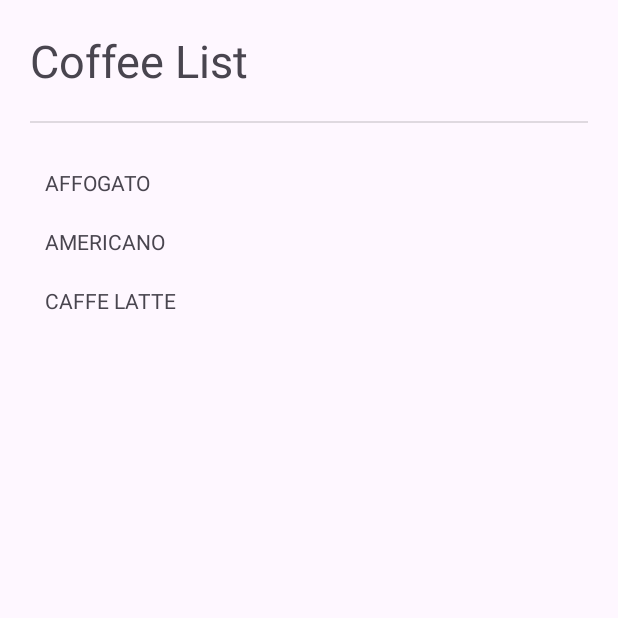
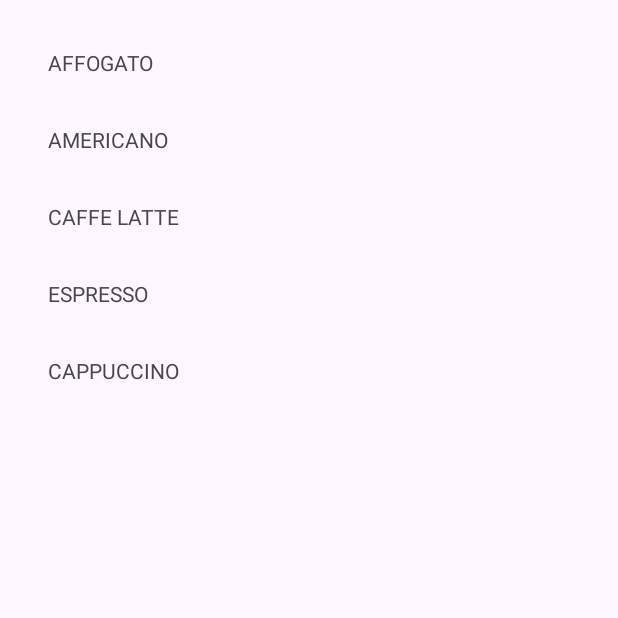
Before and after one commit to Depiliem/LAB_WEEK_03, an Android app: the screen it shows after launch (MainActivity), on a phone screen of 412 x 824 dp, the top half of it. Run offline under Robolectric (Android 15) with nearby library versions, the phone set to English and light mode, and no system bars.

Commit message:
“Commit No.5 – add back button & extend list”

```diff
--- a/app/src/main/java/com/example/lab_week_03/ListFragment.kt
+++ b/app/src/main/java/com/example/lab_week_03/ListFragment.kt
@@ -22,19 +22,21 @@ class ListFragment : Fragment() {
         val coffeeList = listOf<View>(
             view.findViewById(R.id.affogato),
             view.findViewById(R.id.americano),
-            view.findViewById(R.id.latte)
+            view.findViewById(R.id.latte),
+            view.findViewById(R.id.espresso),
+            view.findViewById(R.id.cappuccino)
         )
 
         coffeeList.forEach { coffee ->
-            val fragmentBundle = Bundle()
-            fragmentBundle.putInt(COFFEE_ID, coffee.id)
-
-            coffee.setOnClickListener(
-                Navigation.createNavigateOnClickListener(
+            coffee.setOnClickListener {
+                val fragmentBundle = Bundle().apply {
+                    putInt(COFFEE_ID, coffee.id)
+                }
+                Navigation.findNavController(view).navigate(
                     R.id.coffee_id_action,
                     fragmentBundle
                 )
-            )
+            }
         }
     }
 
--- a/app/src/main/res/layout/fragment_list.xml
+++ b/app/src/main/res/layout/fragment_list.xml
@@ -1,41 +1,54 @@
 <?xml version="1.0" encoding="utf-8"?>
-<ScrollView xmlns:android="http://schemas.android.com/apk/res/android"
-    xmlns:tools="http://schemas.android.com/tools"
+<LinearLayout
+    xmlns:android="http://schemas.android.com/apk/res/android"
     android:layout_width="match_parent"
     android:layout_height="match_parent"
-    android:padding="20dp"
-    tools:context=".ListFragment">
-    <LinearLayout
-        android:layout_width="match_parent"
-        android:layout_height="wrap_content"
-        android:orientation="vertical">
-        <TextView
-            android:layout_width="match_parent"
-            android:layout_height="wrap_content"
-            android:textSize="30sp"
-            android:text="@string/coffee_list"/>
-        <View
-            android:layout_width="match_parent"
-            android:layout_height="1dp"
-            android:layout_marginVertical="20dp"
-            android:background="?android:attr/dividerVertical" />
+    android:orientation="vertical"
+    android:padding="16dp">
+
     <TextView
         android:id="@+id/affogato"
         android:layout_width="match_parent"
         android:layout_height="wrap_content"
-            android:padding="10dp"
-            android:text="@string/affogato_title"/>
+        android:padding="16dp"
+        android:text="@string/affogato_title"
+        android:background="?attr/selectableItemBackground"
+        android:clickable="true" />
+
     <TextView
         android:id="@+id/americano"
         android:layout_width="match_parent"
         android:layout_height="wrap_content"
-            android:padding="10dp"
-            android:text="@string/americano_title"/>
+        android:padding="16dp"
+        android:text="@string/americano_title"
+        android:background="?attr/selectableItemBackground"
+        android:clickable="true" />
+
     <TextView
         android:id="@+id/latte"
         android:layout_width="match_parent"
         android:layout_height="wrap_content"
-            android:padding="10dp"
-            android:text="@string/latte_title"/>
+        android:padding="16dp"
+        android:text="@string/latte_title"
+        android:background="?attr/selectableItemBackground"
+        android:clickable="true" />
+
+    <TextView
+        android:id="@+id/espresso"
+        android:layout_width="match_parent"
+        android:layout_height="wrap_content"
+        android:padding="16dp"
+        android:text="@string/espresso_title"
+        android:background="?attr/selectableItemBackground"
+        android:clickable="true" />
+
+    <TextView
+        android:id="@+id/cappuccino"
+        android:layout_width="match_parent"
+        android:layout_height="wrap_content"
+        android:padding="16dp"
+        android:text="@string/cappuccino_title"
+        android:background="?attr/selectableItemBackground"
+        android:clickable="true" />
+
 </LinearLayout>
-</ScrollView>
--- a/app/src/main/res/values/strings.xml
+++ b/app/src/main/res/values/strings.xml
@@ -1,16 +1,20 @@
 <resources>
     <string name="app_name">LAB_WEEK_03</string>
+
     <string name="affogato_title">AFFOGATO</string>
-    <string name="affogato_desc">Espresso poured on a vanilla ice cream. Served in a
-cappuccino cup.</string>
+    <string name="affogato_desc">Espresso poured on a vanilla ice cream. Served in a cappuccino cup.</string>
+
     <string name="americano_title">AMERICANO</string>
-    <string name="americano_desc">Espresso with added hot water (100-150 ml). Often
-served in a cappuccino cup. (The espresso is added into the hot water rather than
-all the water being flowed through the coffee that would lead to over
-extraction.)</string>
+    <string name="americano_desc">Espresso with added hot water (100-150 ml). Often served in a cappuccino cup. (The espresso is added into the hot water rather than all the water being flowed through the coffee that would lead to over extraction.)</string>
+
     <string name="latte_title">CAFFE LATTE</string>
-    <string name="latte_desc">A tall, mild \'milk coffee\' (about 150-300 ml). An
-espresso with steamed milk and only a little milk foam poured over it. Serve in a
-latte glass or a coffee cup. Flavored syrup can be added.</string>
+    <string name="latte_desc">A tall, mild milk coffee (about 150-300 ml). An espresso with steamed milk and only a little milk foam poured over it. Serve in a latte glass or a coffee cup. Flavored syrup can be added.</string>
+
+    <string name="espresso_title">ESPRESSO</string>
+    <string name="espresso_desc">A concentrated form of coffee served in small, strong shots, made by forcing hot water through finely-ground coffee beans.</string>
+
+    <string name="cappuccino_title">CAPPUCCINO</string>
+    <string name="cappuccino_desc">An espresso-based coffee drink topped with steamed milk foam, sometimes sprinkled with cocoa powder or cinnamon.</string>
+
     <string name="coffee_list">Coffee List</string>
 </resources>
```
Also changed, not shown: app/src/main/java/com/example/lab_week_03/DetailFragment.kt (+22 -3 lines), app/src/main/res/layout/fragment_detail.xml (+16 -16 lines). Lines whose indentation alone changed are shown as unchanged.
